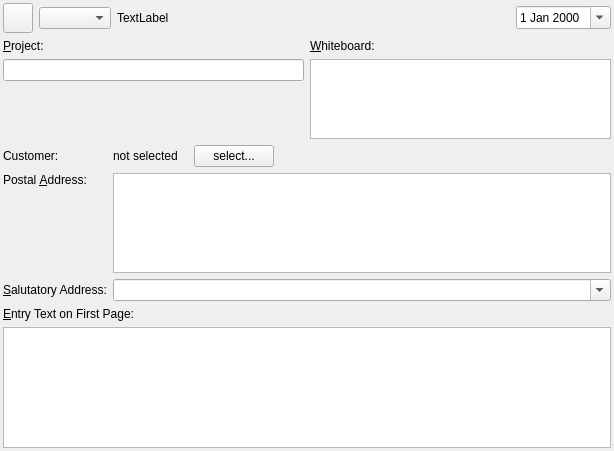
dragotin/kraft, file src/docheader.ui: the form before one commit.
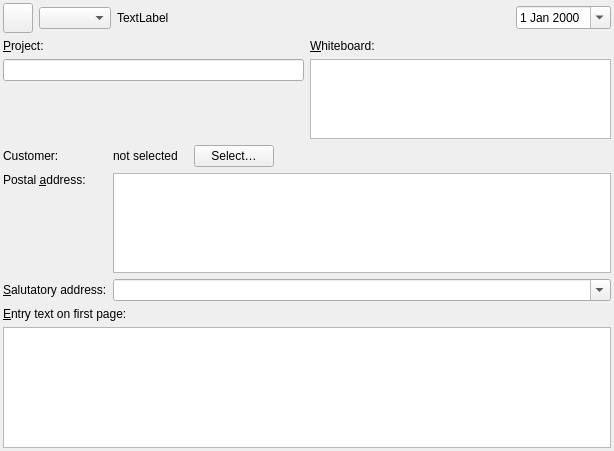
The form after the commit.

Diff of the .ui file:
```diff
--- a/src/docheader.ui
+++ b/src/docheader.ui
@@ -168,7 +168,7 @@
      <item row="1" column="0">
       <widget class="QLabel" name="textLabel4">
        <property name="text">
-        <string>Postal &amp;Address:</string>
+        <string>Postal &amp;address:</string>
        </property>
        <property name="alignment">
         <set>Qt::AlignTop</set>
@@ -215,7 +215,7 @@
           <string>Select an addressee from the address books.</string>
          </property>
          <property name="text">
-          <string>select...</string>
+          <string>Select…</string>
          </property>
         </widget>
        </item>
@@ -240,7 +240,7 @@
      <item row="2" column="0">
       <widget class="QLabel" name="textLabel5">
        <property name="text">
-        <string>&amp;Salutatory Address:</string>
+        <string>&amp;Salutatory address:</string>
        </property>
        <property name="wordWrap">
         <bool>false</bool>
@@ -281,7 +281,7 @@
    <item>
     <widget class="QLabel" name="textLabel8">
      <property name="text">
-      <string>&amp;Entry Text on First Page:</string>
+      <string>&amp;Entry text on first page:</string>
      </property>
      <property name="wordWrap">
       <bool>false</bool>
```
